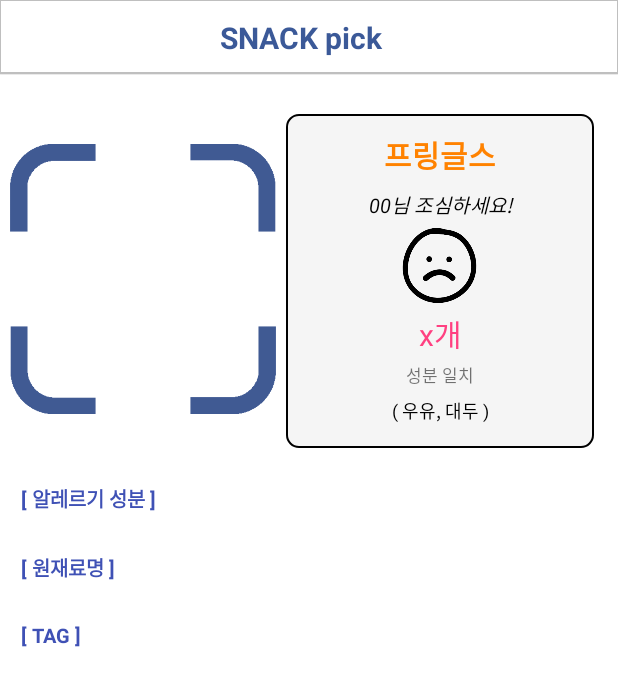
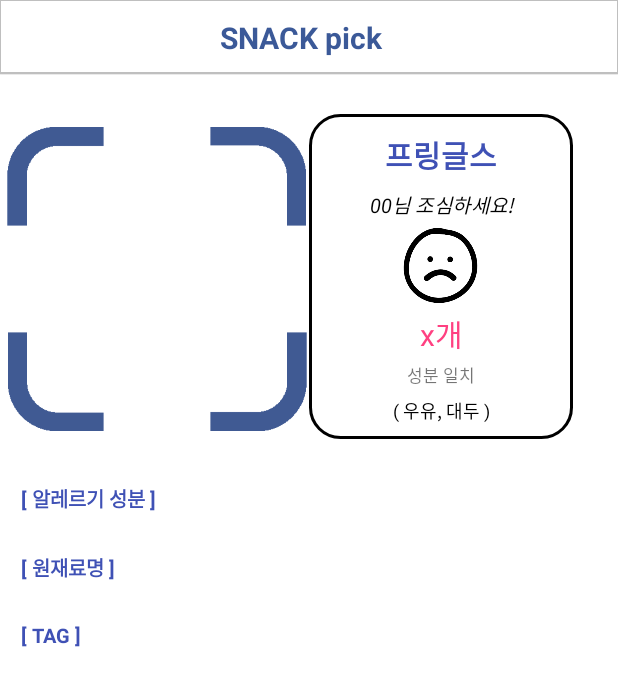
Before and after one commit to weejinhak/VisionAPI_App, an Android app: the layout activity_food_result.xml on its own in the app's theme, with its tools: preview values and no code run, on a phone screen of 412 x 824 dp. Shown: the top 686 px of the screen. Run offline under Robolectric (Android 15) with nearby library versions, the phone set to English and light mode, and no system bars; Roboto replaces fonts that are not available here.

Commit message:
.. ui 수정

```diff
--- /dev/null
+++ b/app/src/main/res/drawable/result_bg.xml
@@ -0,0 +1,7 @@
+<?xml version="1.0" encoding="UTF-8"?>
+<shape xmlns:android="http://schemas.android.com/apk/res/android"
+    android:shape="rectangle">
+    <solid android:color="#ffffff" />
+    <corners android:radius="20dp" />
+    <stroke android:width="2.0dp" android:color="#000000" />
+</shape>
--- a/app/src/main/res/drawable/unselect_round_bg.xml
+++ b/app/src/main/res/drawable/unselect_round_bg.xml
@@ -1,7 +1,7 @@
 <?xml version="1.0" encoding="UTF-8"?>
 <shape xmlns:android="http://schemas.android.com/apk/res/android"
     android:shape="rectangle">
-        <solid android:color="#f5f5f5" />
+        <solid android:color="#f9f9f9" />
         <corners android:radius="8dp" />
         <stroke android:width="1.0dp" android:color="#000000" />
 </shape>
--- a/app/src/main/res/layout/activity_food_result.xml
+++ b/app/src/main/res/layout/activity_food_result.xml
@@ -40,14 +40,16 @@
                     android:orientation="horizontal"
                     android:layout_marginTop="16dp"
                     android:layout_marginBottom="16dp"
+                    android:weightSum="1"
                     >
                     <ImageView
                         android:id="@+id/foodThumbnail"
-                        android:layout_marginStart="5dp"
-                        android:layout_width="180dp"
+                        android:layout_marginStart="3dp"
+                        android:layout_width="match_parent"
                         android:layout_height="240dp"
                         android:layout_gravity="center"
                         android:src="@drawable/snack_frame"
+                        android:layout_weight="0.5"
                         />
 
                     <LinearLayout
@@ -55,9 +57,9 @@
                         android:layout_height="wrap_content"
                         android:orientation="vertical"
                         android:layout_marginTop="10dp"
-                        android:layout_marginEnd="16dp"
-                        android:layout_marginStart="5dp"
-                        android:background="@drawable/unselect_round_bg"
+                        android:layout_marginEnd="30dp"
+                        android:background="@drawable/result_bg"
+                        android:layout_weight="0.5"
                         >
 
                         <TextView
@@ -66,7 +68,7 @@
                             android:layout_height="wrap_content"
                             android:textAlignment="center"
                             android:textSize="20sp"
-                            android:textColor="@color/colorPrimaryDark"
+                            android:textColor="@color/colorPrimary"
                             android:text="프링글스"
                             android:layout_marginTop="12dp"
                             android:textStyle="bold"
@@ -118,7 +120,7 @@
                             android:layout_height="wrap_content"
                             android:text="( 우유, 대두 )"
                             android:textAlignment="center"
-                            android:layout_marginBottom="16dp"
+                            android:layout_marginBottom="10dp"
                             android:layout_marginTop="6dp"
                             android:textSize="12sp"
                             android:textColor="@color/black"
```
